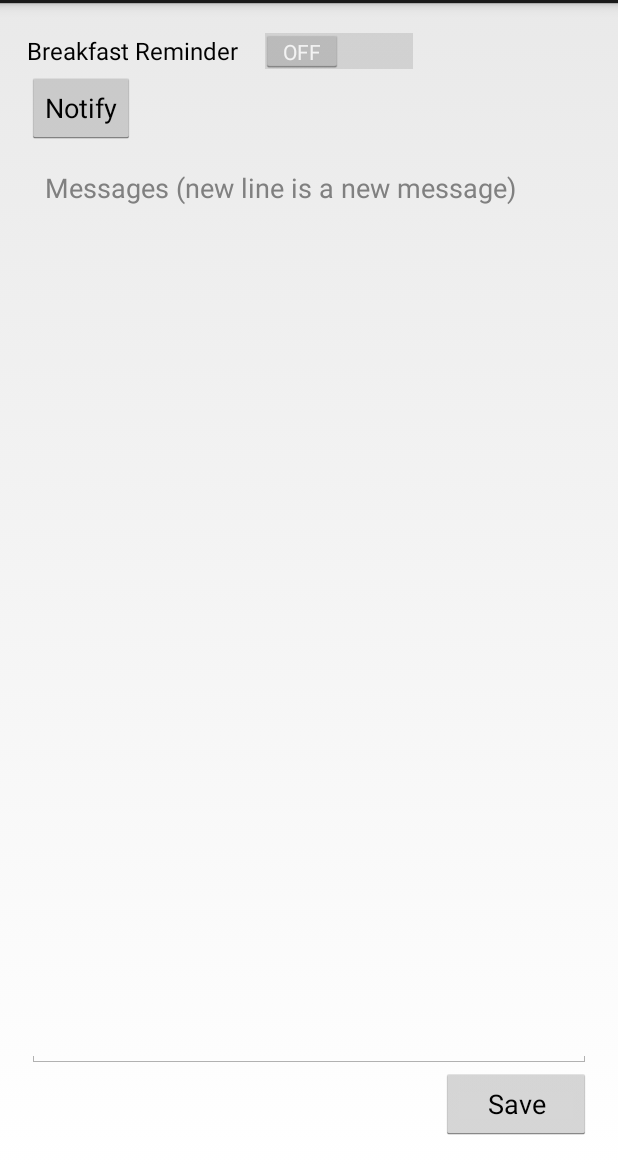
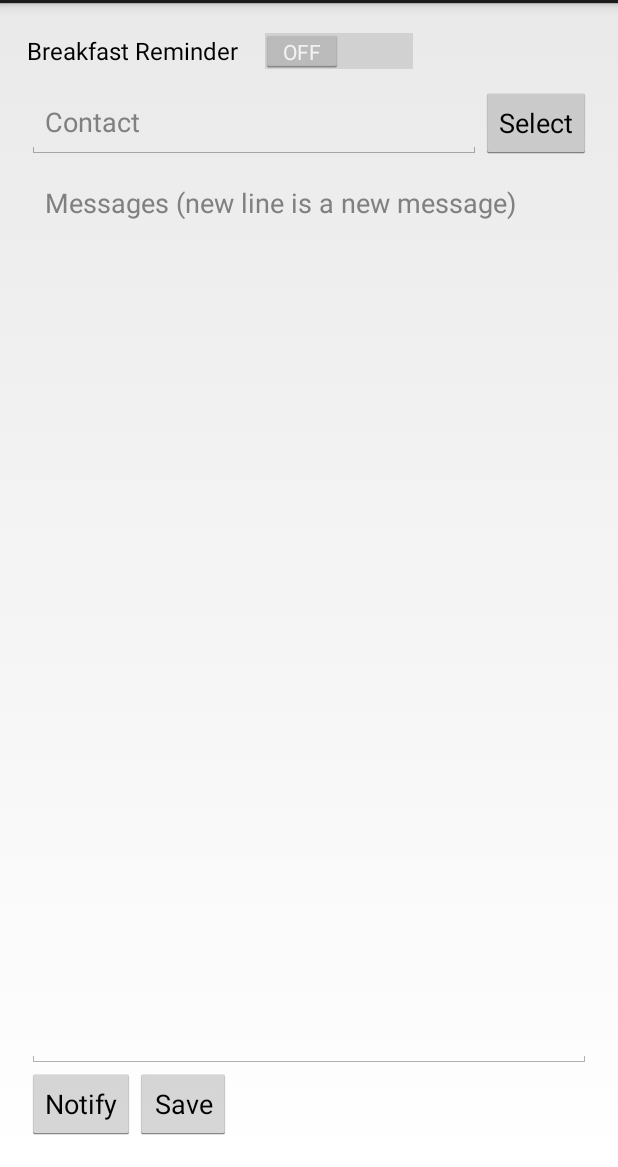
Before and after one commit to ciscox83/Colazione, an Android app: the screen it shows after launch (BreakfastActivity), on a phone screen of 412 x 824 dp, the part 69-1236 px from its top. Run offline under Robolectric (Android 15) with nearby library versions, the phone set to English and light mode, and no system bars; 2 statements that could not run were skipped.

Commit message:
Select contact name and store it into an edit text box

```diff
--- a/BananaMuffin/app/src/main/res/layout/activity_boot.xml
+++ b/BananaMuffin/app/src/main/res/layout/activity_boot.xml
@@ -14,11 +14,27 @@
         android:text="@string/switch_text"
         android:id="@+id/activator" />
 
+    <LinearLayout
+        android:orientation="horizontal"
+        android:layout_width="match_parent"
+        android:layout_height="wrap_content"
+        android:layout_marginTop="@dimen/contact_top_margin">
+
+        <EditText
+            android:layout_height="fill_parent"
+            android:layout_width="0dp"
+            android:layout_weight="1"
+            android:hint="@string/contact"
+            android:id="@+id/contact" />
+
         <Button
             android:layout_width="wrap_content"
             android:layout_height="wrap_content"
-        android:text="@string/notify"
-        android:id="@+id/notifier" />
+            android:layout_gravity="start"
+            android:text="@string/select"
+            android:id="@+id/select" />
+
+    </LinearLayout>
 
     <EditText
         android:layout_width="match_parent"
@@ -30,11 +46,25 @@
         android:hint="@string/messages"
         android:layout_marginTop="@dimen/messages_top_margin"/>
 
+    <LinearLayout
+        android:orientation="horizontal"
+        android:layout_width="match_parent"
+        android:layout_height="wrap_content">
+
+
+        <Button
+            android:layout_width="wrap_content"
+            android:layout_height="wrap_content"
+            android:layout_gravity="start"
+            android:text="@string/notify"
+            android:id="@+id/notifier" />
+
         <Button
             android:id="@+id/save"
-        android:layout_width="100dp"
+            android:layout_width="wrap_content"
             android:layout_height="wrap_content"
             android:layout_gravity="end"
             android:text="@string/custom_messages_save" />
+    </LinearLayout>
 
 </LinearLayout>
--- a/BananaMuffin/app/src/main/res/values/dimens.xml
+++ b/BananaMuffin/app/src/main/res/values/dimens.xml
@@ -2,5 +2,6 @@
     <!-- Default screen margins, per the Android Design guidelines. -->
     <dimen name="activity_horizontal_margin">18dp</dimen>
     <dimen name="activity_vertical_margin">18dp</dimen>
+    <dimen name="contact_top_margin">10dp</dimen>
     <dimen name="messages_top_margin">10dp</dimen>
 </resources>
--- a/BananaMuffin/app/src/main/res/values/strings.xml
+++ b/BananaMuffin/app/src/main/res/values/strings.xml
@@ -6,6 +6,8 @@
     <string name="action_settings">Settings</string>
     <string name="switch_text">Breakfast Reminder</string>
     <string name="notify">Notify</string>
+    <string name="contact">Contact</string>
+    <string name="select">Select</string>
     <string name="yes">Si</string>
     <string name="no">No</string>
     <string name="messages">Messages (new line is a new message)</string>
```
Also changed, not shown: BananaMuffin/app/src/main/java/com/ldc/bananamuffin/BreakfastActivity.java (+65 -3 lines), BananaMuffin/app/src/main/java/com/ldc/bananamuffin/BreakfastContact.java (deleted, +0 -57 lines). Lines whose indentation alone changed are shown as unchanged.
